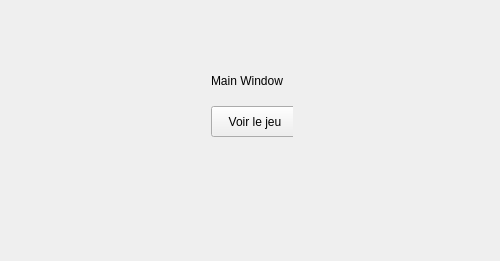
This is FollowAndDrop/mainwindow.ui in Val17/followAndDrop as Qt 5 draws it before an edit. The edited form follows.
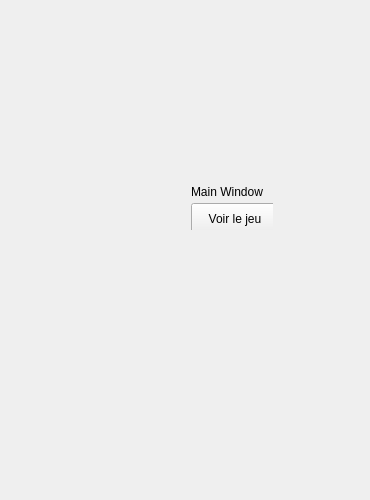
This is the edited form.

```diff
--- a/FollowAndDrop/mainwindow.ui
+++ b/FollowAndDrop/mainwindow.ui
@@ -12,8 +12,8 @@
    <rect>
     <x>0</x>
     <y>0</y>
-    <width>500</width>
-    <height>261</height>
+    <width>370</width>
+    <height>500</height>
    </rect>
   </property>
   <property name="sizePolicy">
@@ -24,8 +24,8 @@
   </property>
   <property name="minimumSize">
    <size>
-    <width>500</width>
-    <height>261</height>
+    <width>164</width>
+    <height>500</height>
    </size>
   </property>
   <property name="maximumSize">
@@ -47,10 +47,10 @@
    <widget class="QWidget" name="layoutWidget">
     <property name="geometry">
      <rect>
-      <x>200</x>
-      <y>51</y>
+      <x>180</x>
+      <y>170</y>
       <width>93</width>
-      <height>97</height>
+      <height>60</height>
      </rect>
     </property>
     <layout class="QVBoxLayout" name="verticalLayout">
```
